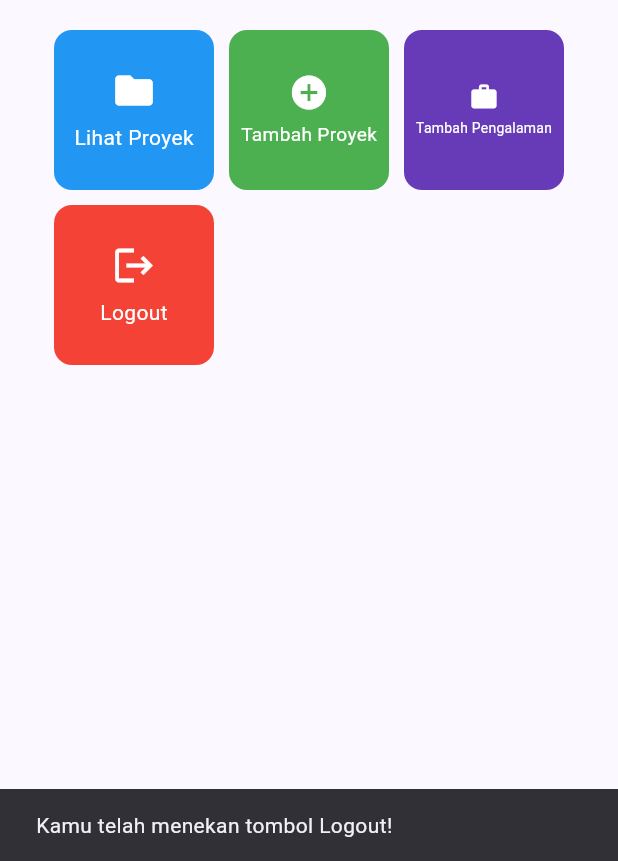
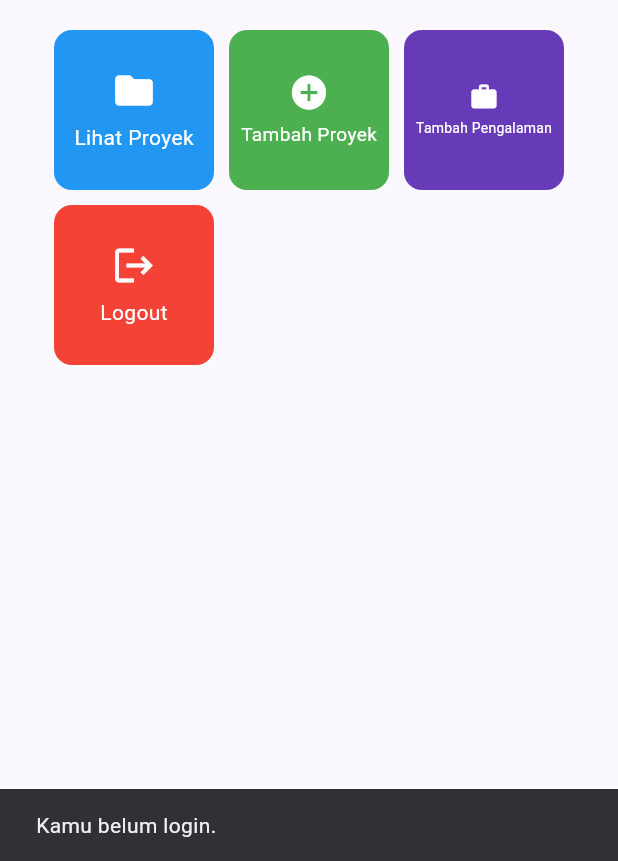
Before and after one commit to adiradmnk/myportofolio_mobile, a Flutter app: the screen it shows after launch, after a tap on "Logout", on a phone screen of 412 x 824 dp, the part 375-1236 px from its top. Run offline on Flutter 3.47's test engine with Material 3 defaults, Android fonts, the phone set to English and light mode, and no system bars; our stand-ins replace material_ui; generated files the repository leaves out were written again; network calls fail.

Commit message:
feat: lindungi aksi tambah data dengan login serta opsi login/logout

```diff
--- a/lib/screens/menu.dart
+++ b/lib/screens/menu.dart
@@ -1,6 +1,7 @@
 import 'package:material_ui/material_ui.dart';
 import 'package:myportofolio_mobile/screens/experience_form.dart';
 import 'package:myportofolio_mobile/screens/project_form.dart';
+import 'package:myportofolio_mobile/screens/project_list_screen.dart';
 import 'package:myportofolio_mobile/widgets/info_card.dart';
 import 'package:myportofolio_mobile/widgets/project_card.dart';
 import 'package:myportofolio_mobile/widgets/left_drawer.dart';
@@ -14,20 +15,27 @@ class MyHomePage extends StatelessWidget {
   final String kelas = "PBP E";
 
   final List<ItemHomepage> items = [
-    ItemHomepage("Lihat Proyek", Icons.folder, Colors.blue),
+    ItemHomepage(
+      "Lihat Proyek",
+      Icons.folder,
+      Colors.blue,
+      destination: (_) => const ProjectListScreen(),
+    ),
     ItemHomepage(
       "Tambah Proyek",
       Icons.add_circle,
       Colors.green,
       destination: (_) => const ProjectFormPage(),
+      requiresLogin: true,
     ),
     ItemHomepage(
       "Tambah Pengalaman",
       Icons.work,
       Colors.deepPurple,
       destination: (_) => const ExperienceFormPage(),
+      requiresLogin: true,
     ),
-    ItemHomepage("Logout", Icons.logout, Colors.red),
+    ItemHomepage("Logout", Icons.logout, Colors.red, action: ItemAction.logout),
   ];
 
   @override
--- a/lib/widgets/left_drawer.dart
+++ b/lib/widgets/left_drawer.dart
@@ -2,29 +2,63 @@ import 'package:material_ui/material_ui.dart';
 import 'package:myportofolio_mobile/screens/experience_form.dart';
 import 'package:myportofolio_mobile/screens/menu.dart';
 import 'package:myportofolio_mobile/screens/project_form.dart';
+import 'package:myportofolio_mobile/screens/project_list_screen.dart';
+import 'package:myportofolio_mobile/services/auth_state.dart';
+import 'package:myportofolio_mobile/widgets/auth_guard.dart';
+import 'package:provider/provider.dart';
 
 /// Penanda halaman yang sedang aktif, dipakai untuk menyorot opsi drawer.
-enum DrawerPage { home, addProject, addExperience }
+enum DrawerPage { home, projects, addProject, addExperience }
 
-/// Drawer yang sama untuk halaman utama dan semua halaman formulir.
+/// Drawer yang sama untuk halaman utama, daftar proyek, dan semua formulir.
 class LeftDrawer extends StatelessWidget {
   /// Halaman tempat drawer ini ditampilkan.
   final DrawerPage current;
 
   const LeftDrawer({super.key, required this.current});
 
-  /// Menutup drawer, lalu mengganti halaman saat ini dengan [page] memakai
-  /// `pushReplacement` agar stack navigasi tidak menumpuk. Jika pengguna
-  /// memilih halaman yang sedang dibuka, cukup tutup drawer.
-  void _navigate(BuildContext context, DrawerPage target, WidgetBuilder page) {
+  /// Mengganti halaman saat ini dengan [page] memakai `pushReplacement` agar
+  /// stack navigasi tidak menumpuk. Jika [requiresLogin], pengguna diminta
+  /// login dulu lewat [ensureLoggedIn] (selagi drawer masih terbuka, agar
+  /// `context` tetap valid). Memilih halaman yang sedang dibuka cukup
+  /// menutup drawer.
+  Future<void> _navigate(
+    BuildContext context,
+    DrawerPage target,
+    WidgetBuilder page, {
+    bool requiresLogin = false,
+  }) async {
+    if (requiresLogin && !await ensureLoggedIn(context)) return;
+    if (!context.mounted) return;
+
     Navigator.pop(context);
     if (target == current) return;
     Navigator.pushReplacement(context, MaterialPageRoute(builder: page));
   }
 
+  /// Logout, lalu kembali ke Home jika halaman saat ini butuh login.
+  Future<void> _logout(BuildContext context) async {
+    final navigator = Navigator.of(context);
+    final messenger = ScaffoldMessenger.of(context);
+    await context.read<AuthState>().logout();
+
+    navigator.pop();
+    messenger
+      ..hideCurrentSnackBar()
+      ..showSnackBar(const SnackBar(content: Text('Kamu berhasil logout.')));
+    if (current == DrawerPage.addProject ||
+        current == DrawerPage.addExperience) {
+      navigator.pushReplacement(
+        MaterialPageRoute(builder: (_) => MyHomePage()),
+      );
+    }
+  }
+
   @override
   Widget build(BuildContext context) {
     final colorScheme = Theme.of(context).colorScheme;
+    // watch: drawer dibangun ulang otomatis saat status login berubah.
+    final isLoggedIn = context.watch<AuthState>().isLoggedIn;
 
     return Drawer(
       child: ListView(
@@ -41,10 +75,10 @@ class LeftDrawer extends StatelessWidget {
               16,
               24,
             ),
-            child: const Column(
+            child: Column(
               mainAxisSize: MainAxisSize.min,
               children: [
-                Text(
+                const Text(
                   'MyPortfolio',
                   textAlign: TextAlign.center,
                   style: TextStyle(
@@ -53,11 +87,13 @@ class LeftDrawer extends StatelessWidget {
                     color: Colors.white,
                   ),
                 ),
-                SizedBox(height: 8),
+                const SizedBox(height: 8),
                 Text(
-                  'Kelola proyek dan pengalaman portofoliomu!',
+                  isLoggedIn
+                      ? 'Kamu sudah login.'
+                      : 'Kelola proyek dan pengalaman portofoliomu!',
                   textAlign: TextAlign.center,
-                  style: TextStyle(fontSize: 14, color: Colors.white),
+                  style: const TextStyle(fontSize: 14, color: Colors.white),
                 ),
               ],
             ),
@@ -70,6 +106,16 @@ class LeftDrawer extends StatelessWidget {
                 _navigate(context, DrawerPage.home, (_) => MyHomePage()),
           ),
           ListTile(
+            leading: const Icon(Icons.folder_outlined),
+            title: const Text('Project List'),
+            selected: current == DrawerPage.projects,
+            onTap: () => _navigate(
+              context,
+              DrawerPage.projects,
+              (_) => const ProjectListScreen(),
+            ),
+          ),
+          ListTile(
             leading: const Icon(Icons.add_circle_outline),
             title: const Text('Add Project'),
             selected: current == DrawerPage.addProject,
@@ -77,6 +123,7 @@ class LeftDrawer extends StatelessWidget {
               context,
               DrawerPage.addProject,
               (_) => const ProjectFormPage(),
+              requiresLogin: true,
             ),
           ),
           ListTile(
@@ -87,8 +134,33 @@ class LeftDrawer extends StatelessWidget {
               context,
               DrawerPage.addExperience,
               (_) => const ExperienceFormPage(),
+              requiresLogin: true,
             ),
           ),
+          const Divider(),
+          if (isLoggedIn)
+            ListTile(
+              leading: const Icon(Icons.logout),
+              title: const Text('Logout'),
+              onTap: () => _logout(context),
+            )
+          else
+            ListTile(
+              leading: const Icon(Icons.login),
+              title: const Text('Login'),
+              onTap: () async {
+                final loggedIn = await ensureLoggedIn(context);
+                if (!context.mounted) return;
+                Navigator.pop(context);
+                if (loggedIn) {
+                  ScaffoldMessenger.of(context)
+                    ..hideCurrentSnackBar()
+                    ..showSnackBar(
+                      const SnackBar(content: Text('Login berhasil!')),
+                    );
+                }
+              },
+            ),
         ],
       ),
     );
--- a/lib/widgets/project_card.dart
+++ b/lib/widgets/project_card.dart
@@ -1,25 +1,80 @@
 import 'package:material_ui/material_ui.dart';
+import 'package:myportofolio_mobile/services/auth_state.dart';
+import 'package:myportofolio_mobile/widgets/auth_guard.dart';
+import 'package:provider/provider.dart';
+
+/// Jenis aksi yang dijalankan sebuah [ItemCard].
+enum ItemAction {
+  /// Hanya menampilkan SnackBar (atau membuka [ItemHomepage.destination]).
+  open,
+
+  /// Mencabut token dan logout.
+  logout,
+}
 
 /// Model data untuk satu tombol aksi di halaman utama.
 ///
 /// Warna disimpan di model agar setiap [ItemCard] cukup membaca
 /// `item.color` tanpa percabangan if-else. Jika [destination] diisi,
-/// kartu akan membuka halaman tersebut dengan `Navigator.push()`.
+/// kartu akan membuka halaman tersebut dengan `Navigator.push()`; jika
+/// [requiresLogin] bernilai `true`, pengguna diminta login terlebih dahulu.
 class ItemHomepage {
   final String name;
   final IconData icon;
   final Color color;
   final WidgetBuilder? destination;
+  final bool requiresLogin;
+  final ItemAction action;
 
-  ItemHomepage(this.name, this.icon, this.color, {this.destination});
+  ItemHomepage(
+    this.name,
+    this.icon,
+    this.color, {
+    this.destination,
+    this.requiresLogin = false,
+    this.action = ItemAction.open,
+  });
 }
 
 /// Kartu tombol aksi yang menampilkan SnackBar ketika ditekan, lalu
-/// membuka halaman tujuan (jika ada) di atas halaman utama.
+/// menjalankan aksinya (membuka halaman tujuan atau logout).
 class ItemCard extends StatelessWidget {
   final ItemHomepage item;
 
   const ItemCard(this.item, {super.key});
+
+  void _showSnackBar(BuildContext context, String message) {
+    ScaffoldMessenger.of(context)
+      ..hideCurrentSnackBar()
+      ..showSnackBar(SnackBar(content: Text(message)));
+  }
+
+  Future<void> _logout(BuildContext context) async {
+    final auth = context.read<AuthState>();
+    if (!auth.isLoggedIn) {
+      _showSnackBar(context, 'Kamu belum login.');
+      return;
+    }
+    await auth.logout();
+    if (!context.mounted) return;
+    _showSnackBar(
+      context,
+      'Kamu telah menekan tombol Logout! Berhasil logout.',
+    );
+  }
+
+  Future<void> _open(BuildContext context) async {
+    _showSnackBar(context, 'Kamu telah menekan tombol ${item.name}!');
+
+    final destination = item.destination;
+    if (destination == null) return;
+    if (item.requiresLogin && !await ensureLoggedIn(context)) return;
+    if (!context.mounted) return;
+
+    // push: halaman utama tetap ada di stack sehingga tombol kembali
+    // bawaan perangkat/browser membawa pengguna kembali ke menu.
+    Navigator.push(context, MaterialPageRoute(builder: destination));
+  }
 
   @override
   Widget build(BuildContext context) {
@@ -28,21 +83,9 @@ class ItemCard extends StatelessWidget {
       borderRadius: BorderRadius.circular(12),
       child: InkWell(
         borderRadius: BorderRadius.circular(12),
-        onTap: () {
-          ScaffoldMessenger.of(context)
-            ..hideCurrentSnackBar()
-            ..showSnackBar(
-              SnackBar(
-                content: Text("Kamu telah menekan tombol ${item.name}!"),
-              ),
-            );
-
-          final destination = item.destination;
-          if (destination != null) {
-            // push: halaman utama tetap ada di stack sehingga tombol kembali
-            // bawaan perangkat/AppBar membawa pengguna kembali ke menu.
-            Navigator.push(context, MaterialPageRoute(builder: destination));
-          }
+        onTap: () => switch (item.action) {
+          ItemAction.open => _open(context),
+          ItemAction.logout => _logout(context),
         },
         child: Container(
           padding: const EdgeInsets.all(8),
```
